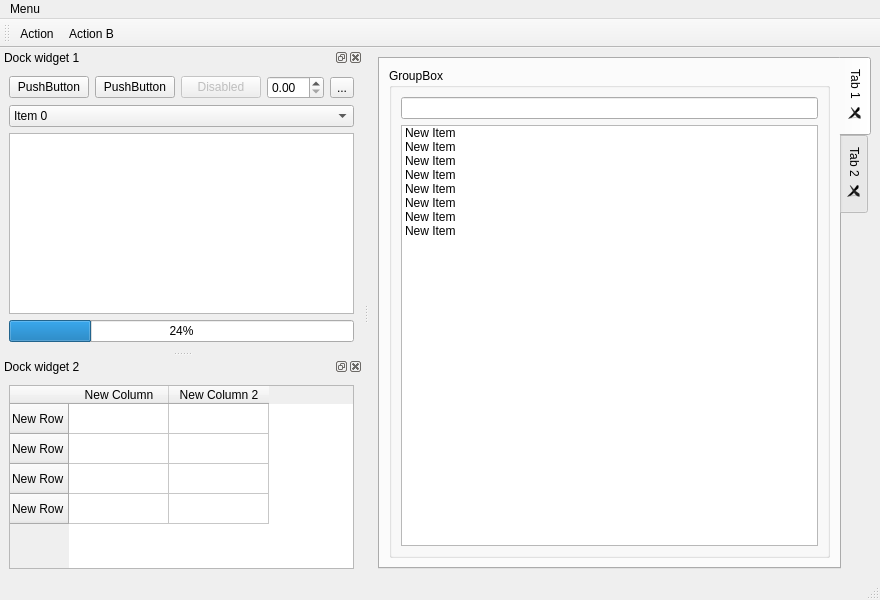
Qt form example/example.ui (ColinDuquesnoy/QDarkStyleSheet) before a commit.
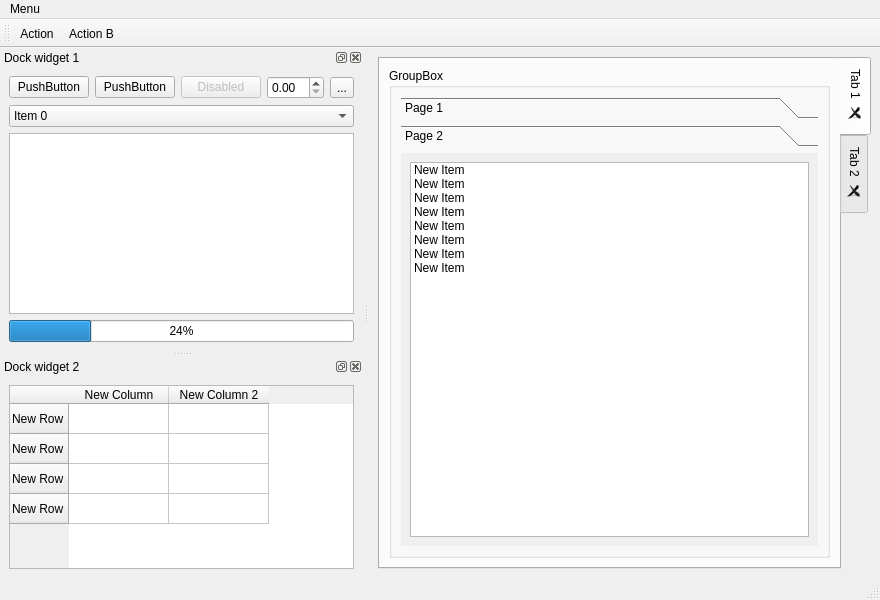
The same form after that commit.

Commit message:
Add QToolBox support
Add tool box to example, fixes #9

```diff
--- a/example/example.ui
+++ b/example/example.ui
@@ -38,9 +38,42 @@
           </property>
           <layout class="QVBoxLayout" name="verticalLayout_3">
            <item>
+            <widget class="QToolBox" name="toolBox">
+             <property name="currentIndex">
+              <number>1</number>
+             </property>
+             <widget class="QWidget" name="page">
+              <property name="geometry">
+               <rect>
+                <x>0</x>
+                <y>0</y>
+                <width>388</width>
+                <height>390</height>
+               </rect>
+              </property>
+              <attribute name="label">
+               <string>Page 1</string>
+              </attribute>
+              <layout class="QGridLayout" name="gridLayout_4">
+               <item row="0" column="0">
             <widget class="QLineEdit" name="lineEdit"/>
            </item>
-           <item>
+              </layout>
+             </widget>
+             <widget class="QWidget" name="page_2">
+              <property name="geometry">
+               <rect>
+                <x>0</x>
+                <y>0</y>
+                <width>388</width>
+                <height>390</height>
+               </rect>
+              </property>
+              <attribute name="label">
+               <string>Page 2</string>
+              </attribute>
+              <layout class="QGridLayout" name="gridLayout_5">
+               <item row="0" column="0">
             <widget class="QListWidget" name="listWidget">
              <item>
               <property name="text">
@@ -82,6 +115,10 @@
                <string>New Item</string>
               </property>
              </item>
+                </widget>
+               </item>
+              </layout>
+             </widget>
             </widget>
            </item>
           </layout>
```
Lines whose indentation alone changed are shown as unchanged. The commit also changes 5 other files.
